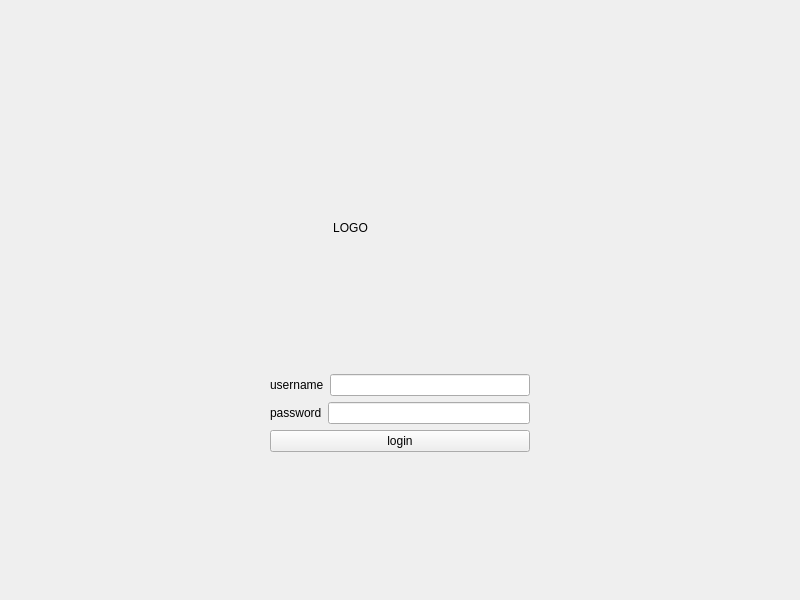
shashwatkhadka/BillX, file mainwindow.ui: the form before one commit.
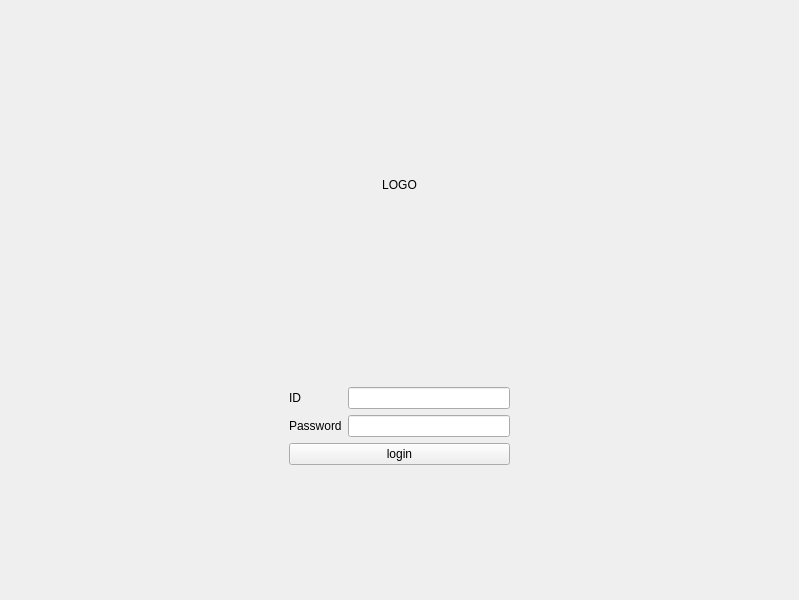
The form after the commit.

```diff
--- a/mainwindow.ui
+++ b/mainwindow.ui
@@ -6,7 +6,7 @@
    <rect>
     <x>0</x>
     <y>0</y>
-    <width>800</width>
+    <width>799</width>
     <height>600</height>
    </rect>
   </property>
@@ -55,59 +55,83 @@
          </size>
         </property>
         <property name="text">
-         <string>                   LOGO</string>
+         <string>LOGO</string>
+        </property>
+        <property name="alignment">
+         <set>Qt::AlignCenter</set>
         </property>
        </widget>
       </item>
+      <item>
+       <spacer name="verticalSpacer_3">
+        <property name="orientation">
+         <enum>Qt::Vertical</enum>
+        </property>
+        <property name="sizeHint" stdset="0">
+         <size>
+          <width>20</width>
+          <height>40</height>
+         </size>
+        </property>
+       </spacer>
+      </item>
       <item>
        <layout class="QVBoxLayout" name="verticalLayout_2">
+        <property name="leftMargin">
+         <number>20</number>
+        </property>
+        <property name="topMargin">
+         <number>20</number>
+        </property>
+        <property name="rightMargin">
+         <number>20</number>
+        </property>
         <property name="bottomMargin">
-         <number>10</number>
+         <number>20</number>
         </property>
         <item>
-         <spacer name="verticalSpacer_3">
-          <property name="orientation">
-           <enum>Qt::Vertical</enum>
+         <layout class="QFormLayout" name="formLayout_2">
+          <property name="leftMargin">
+           <number>0</number>
           </property>
-          <property name="sizeHint" stdset="0">
-           <size>
-            <width>20</width>
-            <height>40</height>
-           </size>
+          <property name="topMargin">
+           <number>0</number>
           </property>
-         </spacer>
+          <property name="rightMargin">
+           <number>0</number>
+          </property>
+          <property name="bottomMargin">
+           <number>0</number>
+          </property>
+          <item row="0" column="0">
+           <widget class="QLabel" name="label_user">
+            <property name="text">
+             <string>ID</string>
+            </property>
+           </widget>
+          </item>
+          <item row="0" column="1">
+           <widget class="QLineEdit" name="lineEdit_username"/>
+          </item>
+          <item row="1" column="0">
+           <widget class="QLabel" name="label_pass">
+            <property name="text">
+             <string>Password</string>
+            </property>
+           </widget>
+          </item>
+          <item row="1" column="1">
+           <widget class="QLineEdit" name="lineEdit_password">
+            <property name="echoMode">
+             <enum>QLineEdit::Password</enum>
+            </property>
+           </widget>
+          </item>
+         </layout>
         </item>
         <item>
          <layout class="QHBoxLayout" name="horizontalLayout_2">
           <item>
-           <widget class="QLabel" name="label_2">
-            <property name="text">
-             <string>username</string>
-            </property>
-           </widget>
-          </item>
-          <item>
-           <widget class="QLineEdit" name="lineEdit"/>
-          </item>
-         </layout>
-        </item>
-        <item>
-         <layout class="QHBoxLayout" name="horizontalLayout_4">
-          <item>
-           <widget class="QLabel" name="label_3">
-            <property name="text">
-             <string>password</string>
-            </property>
-           </widget>
-          </item>
-          <item>
-           <widget class="QLineEdit" name="lineEdit_2"/>
-          </item>
-         </layout>
-        </item>
-        <item>
-         <layout class="QHBoxLayout" name="horizontalLayout_5">
-          <item>
            <widget class="QPushButton" name="loginbutton">
             <property name="text">
              <string>login</string>
@@ -118,6 +142,16 @@
         </item>
        </layout>
       </item>
+      <item>
+       <widget class="QLabel" name="loginstatus">
+        <property name="text">
+         <string/>
+        </property>
+        <property name="alignment">
+         <set>Qt::AlignCenter</set>
+        </property>
+       </widget>
+      </item>
       <item>
        <spacer name="verticalSpacer">
         <property name="orientation">
```
